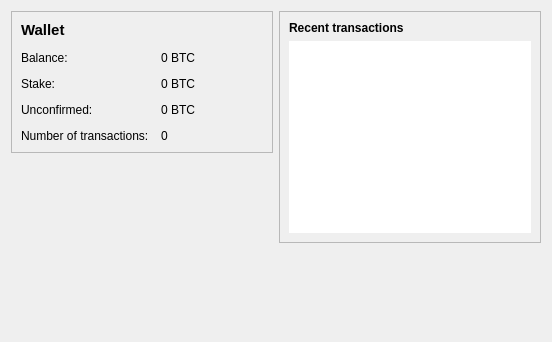
Above: src/qt/forms/overviewpage.ui from kumacoinproject/kumacoin before the change. Below: the same form after it.
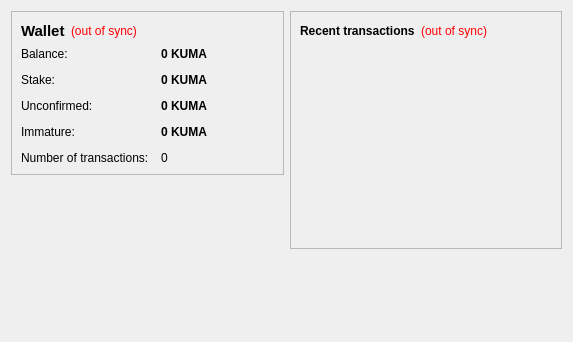
That is the form after the change.

Diff of the .ui file:
```diff
--- a/src/qt/forms/overviewpage.ui
+++ b/src/qt/forms/overviewpage.ui
@@ -6,7 +6,7 @@
    <rect>
     <x>0</x>
     <y>0</y>
-    <width>552</width>
+    <width>573</width>
     <height>342</height>
    </rect>
   </property>
@@ -24,6 +24,55 @@
        <property name="frameShadow">
         <enum>QFrame::Raised</enum>
        </property>
+       <layout class="QVBoxLayout" name="verticalLayout_4">
+        <item>
+         <layout class="QHBoxLayout" name="horizontalLayout_4">
+          <item>
+           <widget class="QLabel" name="label_5">
+            <property name="font">
+             <font>
+              <pointsize>11</pointsize>
+              <weight>75</weight>
+              <bold>true</bold>
+             </font>
+            </property>
+            <property name="text">
+             <string>Wallet</string>
+            </property>
+           </widget>
+          </item>
+          <item>
+           <widget class="QLabel" name="labelWalletStatus">
+            <property name="toolTip">
+             <string>The displayed information may be out of date. Your wallet automatically synchronizes with the KumaCoin network after a connection is established, but this process has not completed yet.</string>
+            </property>
+            <property name="styleSheet">
+             <string notr="true">QLabel { color: red; }</string>
+            </property>
+            <property name="text">
+             <string notr="true">(out of sync)</string>
+            </property>
+            <property name="alignment">
+             <set>Qt::AlignLeading|Qt::AlignLeft|Qt::AlignVCenter</set>
+            </property>
+           </widget>
+          </item>
+          <item>
+           <spacer name="horizontalSpacer_2">
+            <property name="orientation">
+             <enum>Qt::Horizontal</enum>
+            </property>
+            <property name="sizeHint" stdset="0">
+             <size>
+              <width>40</width>
+              <height>20</height>
+             </size>
+            </property>
+           </spacer>
+          </item>
+         </layout>
+        </item>
+        <item>
        <layout class="QFormLayout" name="formLayout_2">
         <property name="fieldGrowthPolicy">
          <enum>QFormLayout::AllNonFixedFieldsGrow</enum>
@@ -34,74 +83,134 @@
         <property name="verticalSpacing">
          <number>12</number>
         </property>
-        <item row="2" column="0">
+          <item row="0" column="0">
          <widget class="QLabel" name="label">
           <property name="text">
            <string>Balance:</string>
           </property>
          </widget>
         </item>
-        <item row="2" column="1">
+          <item row="0" column="1">
          <widget class="QLabel" name="labelBalance">
+            <property name="font">
+             <font>
+              <weight>75</weight>
+              <bold>true</bold>
+             </font>
+            </property>
+            <property name="cursor">
+             <cursorShape>IBeamCursor</cursorShape>
+            </property>
+            <property name="toolTip">
+             <string>Your current balance</string>
+            </property>
           <property name="text">
-           <string notr="true">0 BTC</string>
-          </property>
-         </widget>
-        </item>
-        <item row="5" column="0">
-         <widget class="QLabel" name="label_2">
+             <string notr="true">0 KUMA</string>
+            </property>
+            <property name="textInteractionFlags">
+             <set>Qt::LinksAccessibleByMouse|Qt::TextSelectableByKeyboard|Qt::TextSelectableByMouse</set>
+            </property>
+           </widget>
+          </item>
+          <item row="1" column="0">
+           <widget class="QLabel" name="label_6">
           <property name="text">
-           <string>Number of transactions:</string>
+             <string>Stake:</string>
           </property>
          </widget>
         </item>
-        <item row="5" column="1">
-         <widget class="QLabel" name="labelNumTransactions">
+          <item row="1" column="1">
+           <widget class="QLabel" name="labelStake">
+            <property name="font">
+             <font>
+              <weight>75</weight>
+              <bold>true</bold>
+             </font>
+            </property>
+            <property name="cursor">
+             <cursorShape>IBeamCursor</cursorShape>
+            </property>
+            <property name="toolTip">
+             <string>Total of coins that was staked, and do not yet count toward the current balance</string>
+            </property>
           <property name="text">
-           <string>0</string>
-          </property>
-         </widget>
-        </item>
-        <item row="4" column="0">
+             <string notr="true">0 KUMA</string>
+            </property>
+            <property name="textInteractionFlags">
+             <set>Qt::LinksAccessibleByMouse|Qt::TextSelectableByKeyboard|Qt::TextSelectableByMouse</set>
+            </property>
+           </widget>
+          </item>
+          <item row="2" column="0">
          <widget class="QLabel" name="label_3">
           <property name="text">
            <string>Unconfirmed:</string>
           </property>
          </widget>
         </item>
-        <item row="4" column="1">
+          <item row="2" column="1">
          <widget class="QLabel" name="labelUnconfirmed">
+            <property name="font">
+             <font>
+              <weight>75</weight>
+              <bold>true</bold>
+             </font>
+            </property>
+            <property name="cursor">
+             <cursorShape>IBeamCursor</cursorShape>
+            </property>
+            <property name="toolTip">
+             <string>Total of transactions that have yet to be confirmed, and do not yet count toward the current balance</string>
+            </property>
           <property name="text">
-           <string notr="true">0 BTC</string>
+             <string notr="true">0 KUMA</string>
+            </property>
+            <property name="textInteractionFlags">
+             <set>Qt::LinksAccessibleByMouse|Qt::TextSelectableByKeyboard|Qt::TextSelectableByMouse</set>
           </property>
          </widget>
         </item>
         <item row="3" column="0">
-         <widget class="QLabel" name="label_6">
+           <widget class="QLabel" name="labelImmatureText">
           <property name="text">
-           <string>Stake:</string>
+             <string>Immature:</string>
           </property>
          </widget>
         </item>
         <item row="3" column="1">
-         <widget class="QLabel" name="labelStake">
-          <property name="text">
-           <string notr="true">0 BTC</string>
-          </property>
-         </widget>
-        </item>
-        <item row="1" column="0">
-         <widget class="QLabel" name="label_5">
+           <widget class="QLabel" name="labelImmature">
           <property name="font">
            <font>
-            <pointsize>11</pointsize>
+              <weight>75</weight>
             <bold>true</bold>
            </font>
           </property>
           <property name="text">
-           <string>Wallet</string>
-          </property>
-         </widget>
+             <string notr="true">0 KUMA</string>
+            </property>
+            <property name="textInteractionFlags">
+             <set>Qt::LinksAccessibleByMouse|Qt::TextSelectableByKeyboard|Qt::TextSelectableByMouse</set>
+            </property>
+           </widget>
+          </item>
+          <item row="4" column="0">
+           <widget class="QLabel" name="label_2">
+            <property name="text">
+             <string>Number of transactions:</string>
+            </property>
+           </widget>
+          </item>
+          <item row="4" column="1">
+           <widget class="QLabel" name="labelNumTransactions">
+            <property name="toolTip">
+             <string>Total number of transactions in wallet</string>
+            </property>
+            <property name="text">
+             <string notr="true">0</string>
+            </property>
+           </widget>
+          </item>
+         </layout>
         </item>
        </layout>
       </widget>
@@ -133,6 +242,8 @@
        </property>
        <layout class="QVBoxLayout" name="verticalLayout">
         <item>
+         <layout class="QHBoxLayout" name="horizontalLayout_2">
+          <item>
          <widget class="QLabel" name="label_4">
           <property name="text">
            <string>&lt;b&gt;Recent transactions&lt;/b&gt;</string>
@@ -140,7 +251,41 @@
          </widget>
         </item>
         <item>
+           <widget class="QLabel" name="labelTransactionsStatus">
+            <property name="toolTip">
+             <string>The displayed information may be out of date. Your wallet automatically synchronizes with the KumaCoin network after a connection is established, but this process has not completed yet.</string>
+            </property>
+            <property name="styleSheet">
+             <string notr="true">QLabel { color: red; }</string>
+            </property>
+            <property name="text">
+             <string notr="true">(out of sync)</string>
+            </property>
+            <property name="alignment">
+             <set>Qt::AlignRight|Qt::AlignTrailing|Qt::AlignVCenter</set>
+            </property>
+           </widget>
+          </item>
+          <item>
+           <spacer name="horizontalSpacer">
+            <property name="orientation">
+             <enum>Qt::Horizontal</enum>
+            </property>
+            <property name="sizeHint" stdset="0">
+             <size>
+              <width>40</width>
+              <height>20</height>
+             </size>
+            </property>
+           </spacer>
+          </item>
+         </layout>
+        </item>
+        <item>
          <widget class="QListView" name="listTransactions">
+          <property name="styleSheet">
+           <string notr="true">QListView { background: transparent; }</string>
+          </property>
           <property name="frameShape">
            <enum>QFrame::NoFrame</enum>
           </property>
```
Left out of the diff: 6 changed lines with no effect on the pictures. Lines whose indentation alone changed are shown as unchanged.
